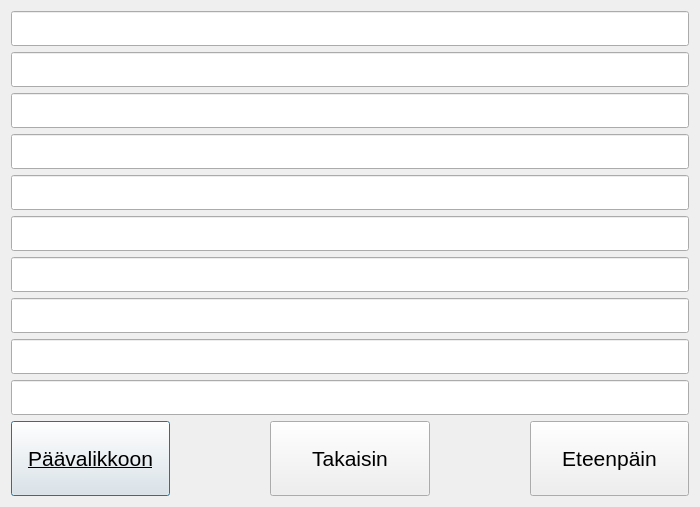
steltii-oamk/banksimul2022-group8, file bankautomat/tilitapahtumat.ui: the form before one commit.
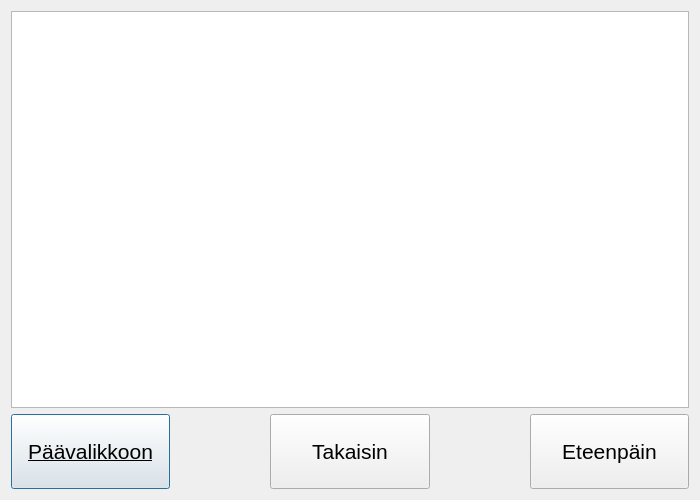
The form after the commit.

What changed in the file:
```diff
--- a/bankautomat/tilitapahtumat.ui
+++ b/bankautomat/tilitapahtumat.ui
@@ -21,132 +21,11 @@
   </property>
   <layout class="QVBoxLayout" name="verticalLayout">
    <item>
-    <layout class="QVBoxLayout" name="verticalLayout_2">
-     <item>
-      <widget class="QLineEdit" name="tilit1">
-       <property name="minimumSize">
-        <size>
-         <width>0</width>
-         <height>35</height>
-        </size>
-       </property>
-       <property name="readOnly">
-        <bool>true</bool>
-       </property>
-      </widget>
-     </item>
-     <item>
-      <widget class="QLineEdit" name="tilit2">
-       <property name="minimumSize">
-        <size>
-         <width>0</width>
-         <height>35</height>
-        </size>
-       </property>
-      </widget>
-     </item>
-     <item>
-      <widget class="QLineEdit" name="tilit3">
-       <property name="minimumSize">
-        <size>
-         <width>0</width>
-         <height>35</height>
-        </size>
-       </property>
-       <property name="readOnly">
-        <bool>true</bool>
-       </property>
-      </widget>
-     </item>
-     <item>
-      <widget class="QLineEdit" name="tilit4">
-       <property name="minimumSize">
-        <size>
-         <width>0</width>
-         <height>35</height>
-        </size>
-       </property>
-       <property name="readOnly">
-        <bool>true</bool>
-       </property>
-      </widget>
-     </item>
-     <item>
-      <widget class="QLineEdit" name="tilit5">
-       <property name="minimumSize">
-        <size>
-         <width>0</width>
-         <height>35</height>
-        </size>
-       </property>
-       <property name="readOnly">
-        <bool>true</bool>
-       </property>
-      </widget>
-     </item>
-     <item>
-      <widget class="QLineEdit" name="tilit6">
-       <property name="minimumSize">
-        <size>
-         <width>0</width>
-         <height>35</height>
-        </size>
-       </property>
-       <property name="readOnly">
-        <bool>true</bool>
-       </property>
-      </widget>
-     </item>
-     <item>
-      <widget class="QLineEdit" name="tilit7">
-       <property name="minimumSize">
-        <size>
-         <width>0</width>
-         <height>35</height>
-        </size>
-       </property>
-       <property name="readOnly">
-        <bool>true</bool>
-       </property>
-      </widget>
-     </item>
-     <item>
-      <widget class="QLineEdit" name="tilit8">
-       <property name="minimumSize">
-        <size>
-         <width>0</width>
-         <height>35</height>
-        </size>
-       </property>
-       <property name="readOnly">
-        <bool>true</bool>
-       </property>
-      </widget>
-     </item>
-     <item>
-      <widget class="QLineEdit" name="tilit9">
-       <property name="minimumSize">
-        <size>
-         <width>0</width>
-         <height>35</height>
-        </size>
-       </property>
-       <property name="readOnly">
-        <bool>true</bool>
-       </property>
-      </widget>
-     </item>
-     <item>
-      <widget class="QLineEdit" name="tilit10">
-       <property name="minimumSize">
-        <size>
-         <width>0</width>
-         <height>35</height>
-        </size>
-       </property>
-      </widget>
-     </item>
-    </layout>
+    <widget class="QTextEdit" name="tTextTilitapahtumat">
+     <property name="readOnly">
+      <bool>true</bool>
+     </property>
+    </widget>
    </item>
    <item>
     <layout class="QHBoxLayout" name="horizontalLayout">
```
